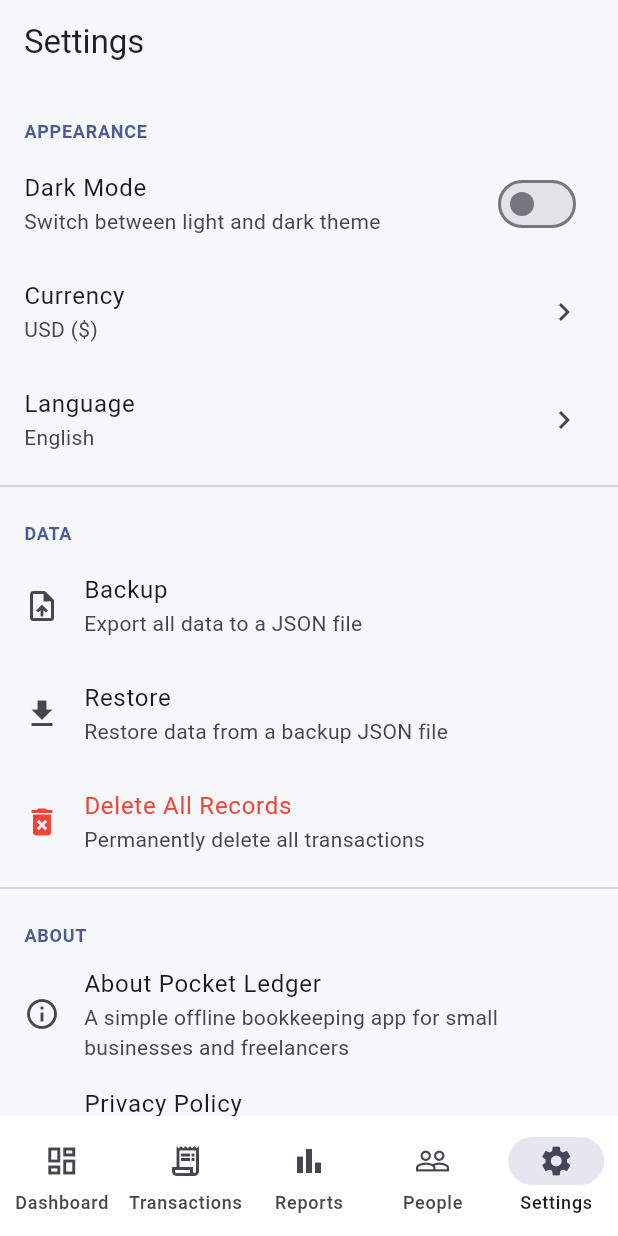
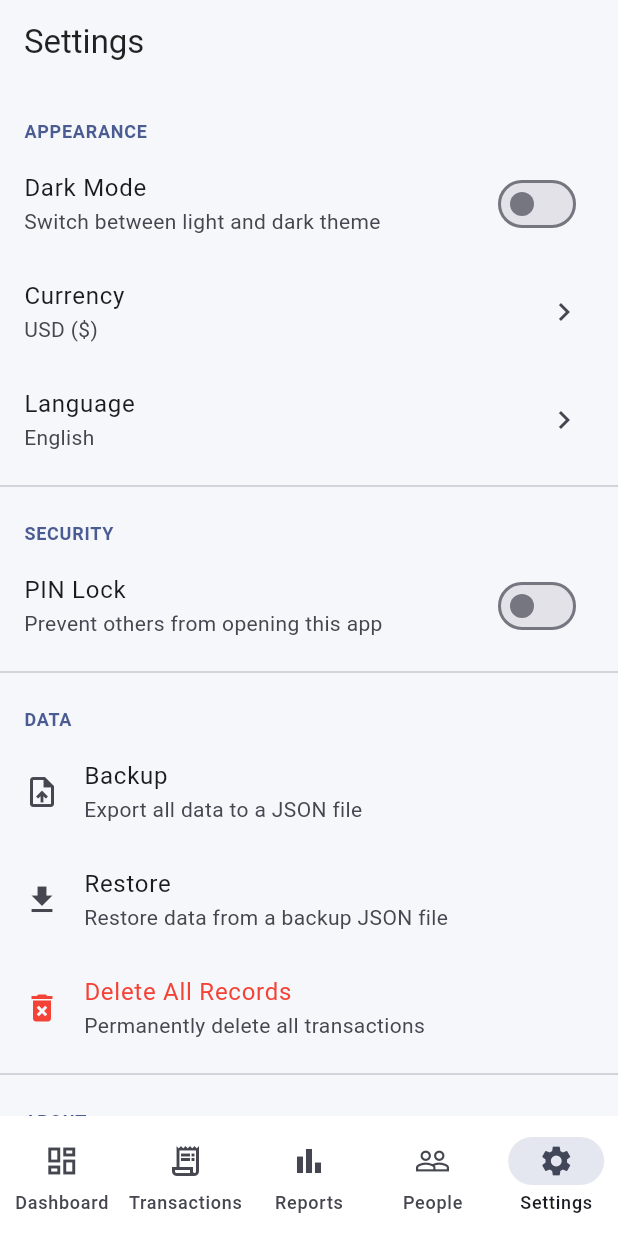
Before and after one commit to TA-wiah/Pocket-Ledger, a Flutter app: the screen it shows after launch, item 5 of the bottom bar chosen, on a phone screen of 412 x 824 dp. Run offline on Flutter 3.47's test engine with Material 3 defaults, Android fonts, the phone set to English and light mode, and no system bars; our stand-ins replace file_picker, fl_chart, flutter_animate, flutter_riverpod, hive, hive_flutter and 1 more; accounts and stored records are empty.

Commit message:
Add PIN lock feature
Adds an optional app-level PIN lock (Settings > Security) with:
- SHA-256 salted PIN hash stored locally, never included in backups
- Numeric keypad lock screen shown on launch and after backgrounding
- Mandatory no-recovery warning before enabling, matching the
  requirement that a forgotten PIN cannot be reset from within the app
- Change PIN and disable PIN flows, both requiring the current PIN

```diff
--- /dev/null
+++ b/lib/core/utils/pin_utils.dart
@@ -0,0 +1,22 @@
+import 'dart:convert';
+import 'dart:math';
+import 'package:crypto/crypto.dart';
+
+class PinUtils {
+  PinUtils._();
+
+  static String generateSalt() {
+    final random = Random.secure();
+    final bytes = List<int>.generate(16, (_) => random.nextInt(256));
+    return base64UrlEncode(bytes);
+  }
+
+  static String hashPin(String pin, String salt) {
+    final bytes = utf8.encode('$salt:$pin');
+    return sha256.convert(bytes).toString();
+  }
+
+  static bool verifyPin(String pin, String salt, String expectedHash) {
+    return hashPin(pin, salt) == expectedHash;
+  }
+}
--- a/lib/main.dart
+++ b/lib/main.dart
@@ -3,7 +3,7 @@ import 'package:flutter_riverpod/flutter_riverpod.dart';
 import 'services/hive_service.dart';
 import 'core/theme/app_theme.dart';
 import 'providers/settings_provider.dart';
-import 'screens/shell/app_shell.dart';
+import 'screens/lock/app_lock_gate.dart';
 
 void main() async {
   WidgetsFlutterBinding.ensureInitialized();
@@ -24,7 +24,7 @@ class PocketLedgerApp extends ConsumerWidget {
       theme: AppTheme.light,
       darkTheme: AppTheme.dark,
       themeMode: isDarkMode ? ThemeMode.dark : ThemeMode.light,
-      home: const AppShell(),
+      home: const AppLockGate(),
     );
   }
 }
--- a/lib/models/settings_model.dart
+++ b/lib/models/settings_model.dart
@@ -16,13 +16,49 @@ class SettingsModel extends HiveObject {
   @HiveField(3)
   String language;
 
+  @HiveField(4)
+  bool isPinEnabled;
+
+  @HiveField(5)
+  String? pinHash;
+
+  @HiveField(6)
+  String? pinSalt;
+
   SettingsModel({
     this.isDarkMode = false,
     this.currencyCode = 'USD',
     this.currencySymbol = '\$',
     this.language = 'English',
+    this.isPinEnabled = false,
+    this.pinHash,
+    this.pinSalt,
   });
 
+  SettingsModel copyWith({
+    bool? isDarkMode,
+    String? currencyCode,
+    String? currencySymbol,
+    String? language,
+    bool? isPinEnabled,
+    String? pinHash,
+    bool clearPinHash = false,
+    String? pinSalt,
+    bool clearPinSalt = false,
+  }) {
+    return SettingsModel(
+      isDarkMode: isDarkMode ?? this.isDarkMode,
+      currencyCode: currencyCode ?? this.currencyCode,
+      currencySymbol: currencySymbol ?? this.currencySymbol,
+      language: language ?? this.language,
+      isPinEnabled: isPinEnabled ?? this.isPinEnabled,
+      pinHash: clearPinHash ? null : (pinHash ?? this.pinHash),
+      pinSalt: clearPinSalt ? null : (pinSalt ?? this.pinSalt),
+    );
+  }
+
+  // PIN lock state is intentionally excluded from backup/restore JSON:
+  // it's device-local security state, not ledger data.
   Map<String, dynamic> toJson() => {
         'isDarkMode': isDarkMode,
         'currencyCode': currencyCode,
--- /dev/null
+++ b/lib/screens/lock/app_lock_gate.dart
@@ -0,0 +1,44 @@
+import 'package:flutter/material.dart';
+import 'package:flutter_riverpod/flutter_riverpod.dart';
+import '../../providers/settings_provider.dart';
+import '../shell/app_shell.dart';
+import 'lock_screen.dart';
+
+class AppLockGate extends ConsumerStatefulWidget {
+  const AppLockGate({super.key});
+
+  @override
+  ConsumerState<AppLockGate> createState() => _AppLockGateState();
+}
+
+class _AppLockGateState extends ConsumerState<AppLockGate> with WidgetsBindingObserver {
+  late bool _isLocked;
+
+  @override
+  void initState() {
+    super.initState();
+    WidgetsBinding.instance.addObserver(this);
+    _isLocked = ref.read(isPinEnabledProvider);
+  }
+
+  @override
+  void dispose() {
+    WidgetsBinding.instance.removeObserver(this);
+    super.dispose();
+  }
+
+  @override
+  void didChangeAppLifecycleState(AppLifecycleState state) {
+    if (state == AppLifecycleState.paused && ref.read(isPinEnabledProvider)) {
+      setState(() => _isLocked = true);
+    }
+  }
+
+  @override
+  Widget build(BuildContext context) {
+    if (_isLocked) {
+      return LockScreen(onUnlocked: () => setState(() => _isLocked = false));
+    }
+    return const AppShell();
+  }
+}
--- a/lib/screens/settings/settings_screen.dart
+++ b/lib/screens/settings/settings_screen.dart
@@ -7,6 +7,8 @@ import '../../providers/category_provider.dart';
 import '../../providers/person_provider.dart';
 import '../../services/backup_service.dart';
 import '../../core/utils/currency_formatter.dart';
+import '../lock/lock_screen.dart';
+import '../lock/set_pin_screen.dart';
 
 class SettingsScreen extends ConsumerWidget {
   const SettingsScreen({super.key});
@@ -39,6 +41,32 @@ class SettingsScreen extends ConsumerWidget {
             trailing: const Icon(Icons.chevron_right),
             onTap: () => _showLanguagePicker(context, ref),
           ),
+          const Divider(),
+          _SectionHeader(title: 'Security'),
+          SwitchListTile(
+            title: const Text('PIN Lock'),
+            subtitle: Text(
+              settings.isPinEnabled
+                  ? 'Enabled — required to open the app'
+                  : 'Prevent others from opening this app',
+            ),
+            value: settings.isPinEnabled,
+            onChanged: (value) => value
+                ? _enablePin(context, ref)
+                : _disablePin(context, ref),
+          ),
+          if (settings.isPinEnabled)
+            ListTile(
+              leading: const Icon(Icons.password),
+              title: const Text('Change PIN'),
+              trailing: const Icon(Icons.chevron_right),
+              onTap: () => Navigator.push(
+                context,
+                MaterialPageRoute(
+                  builder: (_) => const SetPinScreen(requireCurrentVerification: true),
+                ),
+              ),
+            ),
           const Divider(),
           _SectionHeader(title: 'Data'),
           ListTile(
@@ -160,6 +188,61 @@ class SettingsScreen extends ConsumerWidget {
     );
   }
 
+  Future<void> _enablePin(BuildContext context, WidgetRef ref) async {
+    final acknowledged = await showDialog<bool>(
+      context: context,
+      barrierDismissible: false,
+      builder: (ctx) => AlertDialog(
+        title: const Text('This PIN cannot be reset'),
+        content: const Text(
+          'Pocket Ledger stores everything only on this device. If you forget your PIN, '
+          'there is no "forgot PIN" option, no email recovery, and no support that can unlock '
+          'it for you — your records will be inaccessible until you erase the app\'s data, '
+          'which deletes all transactions permanently.\n\n'
+          'Make sure it\'s something you\'ll remember.',
+        ),
+        actions: [
+          TextButton(onPressed: () => Navigator.pop(ctx, false), child: const Text('Cancel')),
+          FilledButton(
+            onPressed: () => Navigator.pop(ctx, true),
+            child: const Text('I understand'),
+          ),
+        ],
+      ),
+    );
+    if (acknowledged != true || !context.mounted) return;
+
+    final wasSet = await Navigator.push<bool>(
+      context,
+      MaterialPageRoute(builder: (_) => const SetPinScreen()),
+    );
+    if (wasSet == true && context.mounted) {
+      ScaffoldMessenger.of(context).showSnackBar(
+        const SnackBar(content: Text('PIN lock enabled')),
+      );
+    }
+  }
+
+  Future<void> _disablePin(BuildContext context, WidgetRef ref) async {
+    final verified = await Navigator.push<bool>(
+      context,
+      MaterialPageRoute(
+        builder: (routeContext) => LockScreen(
+          onUnlocked: () => Navigator.pop(routeContext, true),
+        ),
+        fullscreenDialog: true,
+      ),
+    );
+    if (verified == true) {
+      await ref.read(settingsProvider.notifier).disablePin();
+      if (context.mounted) {
+        ScaffoldMessenger.of(context).showSnackBar(
+          const SnackBar(content: Text('PIN lock disabled')),
+        );
+      }
+    }
+  }
+
   Future<bool?> _confirm(
     BuildContext context, {
     required String title,
--- a/lib/screens/transactions/add_edit_transaction_screen.dart
+++ b/lib/screens/transactions/add_edit_transaction_screen.dart
@@ -137,7 +137,7 @@ class _AddEditTransactionScreenState extends ConsumerState<AddEditTransactionScr
                       labelText: isLoanCategory ? 'Person *' : 'Person (optional)',
                     ),
                     items: [
-                      const DropdownMenuItem(value: null, child: Text('None')),
+                      if (!isLoanCategory) const DropdownMenuItem(value: null, child: Text('None')),
                       ...people.map((p) => DropdownMenuItem(value: p.id, child: Text(p.name))),
                     ],
                     onChanged: (value) => setState(() => _personId = value),
--- a/pubspec.yaml
+++ b/pubspec.yaml
@@ -45,6 +45,7 @@ dependencies:
   file_picker: 11.0.3
   share_plus: 10.1.4
   go_router: ^17.4.0
+  crypto: ^3.0.7
 
 dev_dependencies:
   flutter_test:
```
Also changed, not shown: lib/providers/settings_provider.dart (+26 -22 lines), lib/screens/lock/lock_screen.dart (added, +118 -0 lines), lib/screens/lock/set_pin_screen.dart (added, +131 -0 lines), lib/services/backup_service.dart (+7 -4 lines), lib/widgets/pin_keypad.dart (added, +98 -0 lines), lib/models/settings_model.g.dart, pubspec.lock.
